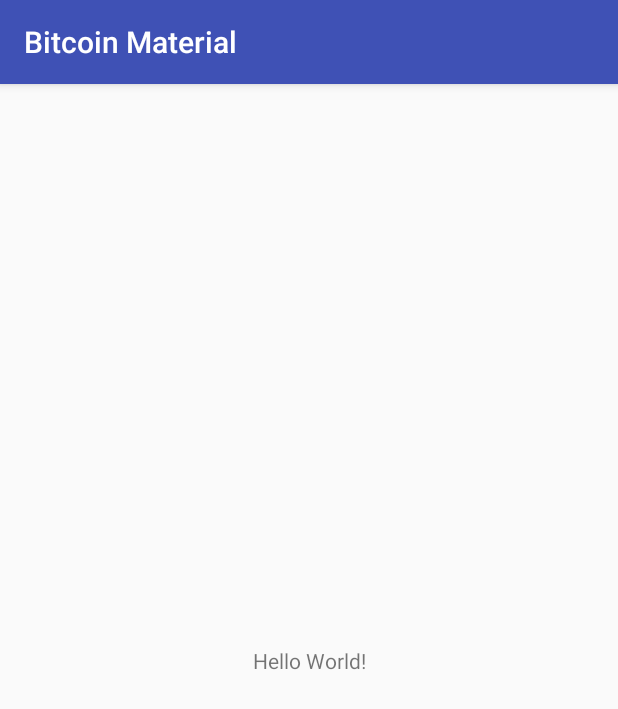
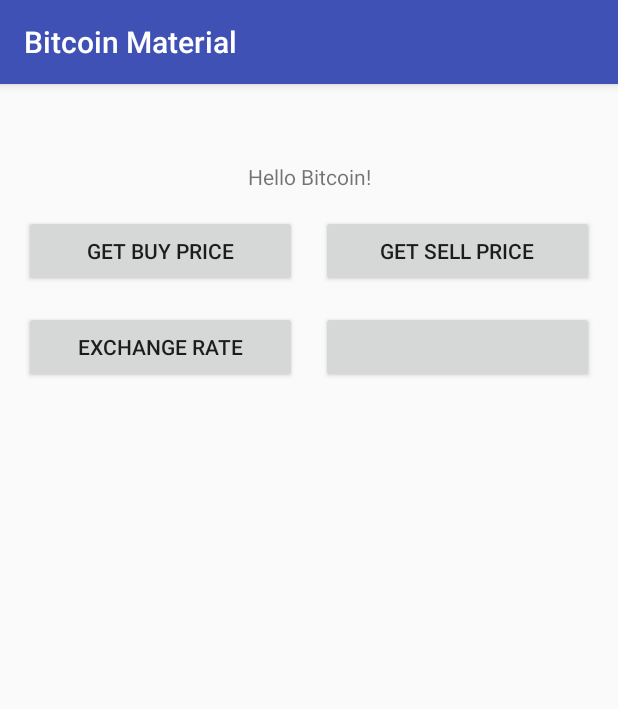
Before and after one commit to Julesssss/BitcoinMaterial, an Android app: the screen it shows after launch (MainActivity), on a phone screen of 412 x 824 dp. Shown: the top 709 px of the screen. Run offline under Robolectric (Android 15) with nearby library versions, the phone set to English and light mode, and no system bars; our stand-ins replace RxJava.

```diff
--- a/app/src/main/AndroidManifest.xml
+++ b/app/src/main/AndroidManifest.xml
@@ -1,6 +1,8 @@
 <?xml version="1.0" encoding="utf-8"?>
 <manifest xmlns:android="http://schemas.android.com/apk/res/android"
     package="julesssss.github.bitcoinmaterial">
+
+    <uses-permission android:name="android.permission.INTERNET" />
 
     <application
         android:allowBackup="true"
--- a/app/src/main/java/julesssss/github/bitcoinmaterial/MainActivity.kt
+++ b/app/src/main/java/julesssss/github/bitcoinmaterial/MainActivity.kt
@@ -1,12 +1,51 @@
 package julesssss.github.bitcoinmaterial
 
+import android.os.Bundle
 import android.support.v7.app.AppCompatActivity
-import android.os.Bundle
+import android.widget.Toast
+import io.reactivex.android.schedulers.AndroidSchedulers
+import io.reactivex.rxkotlin.subscribeBy
+import io.reactivex.schedulers.Schedulers
+import julesssss.github.bitcoinmaterial.api.ServiceProvider.coinbaseService
+import julesssss.github.bitcoinmaterial.data.PriceResponse
+import kotlinx.android.synthetic.main.activity_main.*
+import uk.co.ostmodern.util.SchedulerProvider
 
 class MainActivity : AppCompatActivity() {
+
+    private val scheduleProvider by lazy { SchedulerProvider(Schedulers.io(), AndroidSchedulers.mainThread()) }
 
     override fun onCreate(savedInstanceState: Bundle?) {
         super.onCreate(savedInstanceState)
         setContentView(R.layout.activity_main)
+
+        setupView()
+    }
+
+    private fun setupView() {
+        buttonBuyPrice.setOnClickListener {
+            coinbaseService.getBuyPrice()
+                    .compose(scheduleProvider.getSchedulersForSingle())
+                    .subscribeBy(
+                            onSuccess = this::handlePriceResponse,
+                            onError = this::handleError
+                    )
+        }
+        buttonSellPrice.setOnClickListener {
+            coinbaseService.getSellPrice()
+                    .compose(scheduleProvider.getSchedulersForSingle())
+                    .subscribeBy(
+                            onSuccess = this::handlePriceResponse,
+                            onError = this::handleError
+                    )
+        }
+    }
+
+    private fun handlePriceResponse(buyPrice: PriceResponse) {
+        Toast.makeText(this, "£${buyPrice.data.amount}", Toast.LENGTH_SHORT).show()
+    }
+
+    private fun handleError(exception: Throwable) {
+        Toast.makeText(this, exception.localizedMessage, Toast.LENGTH_SHORT).show()
     }
 }
--- a/app/src/main/res/layout/activity_main.xml
+++ b/app/src/main/res/layout/activity_main.xml
@@ -4,15 +4,61 @@
     xmlns:tools="http://schemas.android.com/tools"
     android:layout_width="match_parent"
     android:layout_height="match_parent"
+    android:padding="16dp"
     tools:context="julesssss.github.bitcoinmaterial.MainActivity">
 
     <TextView
-        android:layout_width="wrap_content"
+        android:id="@+id/textTitle"
+        android:layout_width="0dp"
         android:layout_height="wrap_content"
-        android:text="Hello World!"
-        app:layout_constraintBottom_toBottomOf="parent"
+        android:layout_marginTop="36dp"
+        android:text="Hello Bitcoin!"
         app:layout_constraintLeft_toLeftOf="parent"
         app:layout_constraintRight_toRightOf="parent"
-        app:layout_constraintTop_toTopOf="parent" />
+        app:layout_constraintTop_toTopOf="parent"
+        app:layout_constraintWidth_default="wrap" />
+
+    <Button
+        android:id="@+id/buttonBuyPrice"
+        android:layout_width="0dp"
+        android:layout_height="wrap_content"
+        android:layout_marginEnd="8dp"
+        android:layout_marginTop="16dp"
+        android:text="Get buy price"
+        app:layout_constraintEnd_toStartOf="@+id/buttonSellPrice"
+        app:layout_constraintStart_toStartOf="parent"
+        app:layout_constraintTop_toBottomOf="@id/textTitle" />
+
+    <Button
+        android:id="@+id/buttonSellPrice"
+        android:layout_width="0dp"
+        android:layout_height="wrap_content"
+        android:layout_marginStart="8dp"
+        android:text="Get sell price"
+        app:layout_constraintEnd_toEndOf="parent"
+        app:layout_constraintStart_toEndOf="@id/buttonBuyPrice"
+        app:layout_constraintTop_toTopOf="@id/buttonBuyPrice" />
+
+    <Button
+        android:id="@+id/buttonGetExchangePrice"
+        android:layout_width="0dp"
+        android:layout_height="wrap_content"
+        android:layout_marginEnd="8dp"
+        android:layout_marginTop="16dp"
+        android:text="Exchange rate"
+        app:layout_constraintEnd_toStartOf="@+id/buttonD"
+        app:layout_constraintStart_toStartOf="parent"
+        app:layout_constraintTop_toBottomOf="@id/buttonBuyPrice" />
+
+    <Button
+        android:id="@+id/buttonD"
+        android:layout_width="0dp"
+        android:layout_height="wrap_content"
+        android:layout_marginStart="8dp"
+        android:text=""
+        app:layout_constraintBottom_toBottomOf="@+id/buttonGetExchangePrice"
+        app:layout_constraintEnd_toEndOf="parent"
+        app:layout_constraintStart_toEndOf="@id/buttonGetExchangePrice"
+        app:layout_constraintTop_toTopOf="@id/buttonGetExchangePrice" />
 
 </android.support.constraint.ConstraintLayout>
```
Also changed, not shown: app/src/main/java/julesssss/github/bitcoinmaterial/api/CoinbaseService.kt (added, +19 -0 lines), app/src/main/java/julesssss/github/bitcoinmaterial/api/ServiceProvider.kt (added, +44 -0 lines), app/src/main/java/julesssss/github/bitcoinmaterial/api/util/SchedulerProvider.kt (added, +44 -0 lines), app/src/main/java/julesssss/github/bitcoinmaterial/data/PriceResponse.kt (added, +13 -0 lines).
